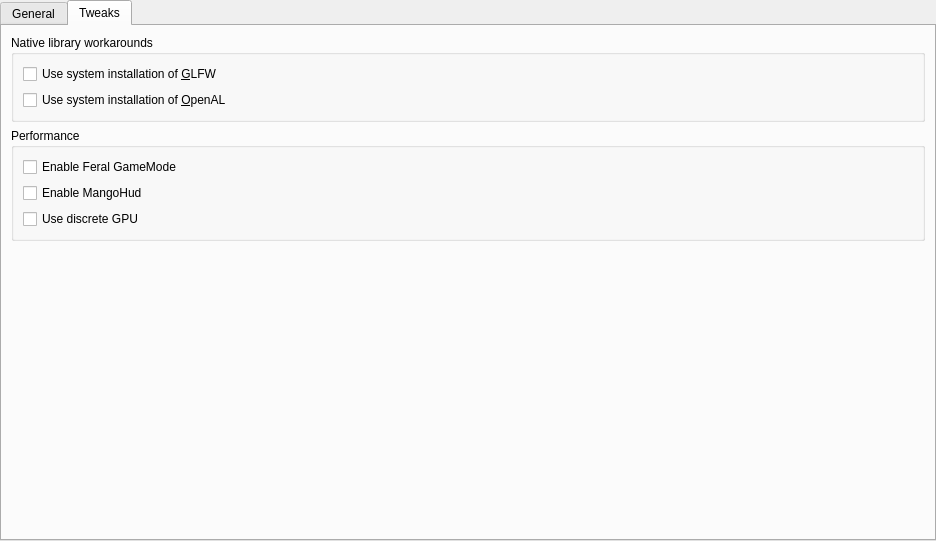
The window that launcher/ui/pages/global/MinecraftPage.ui (FreesmTeam/FreesmLauncher) describes before a commit, drawn with Qt 5.
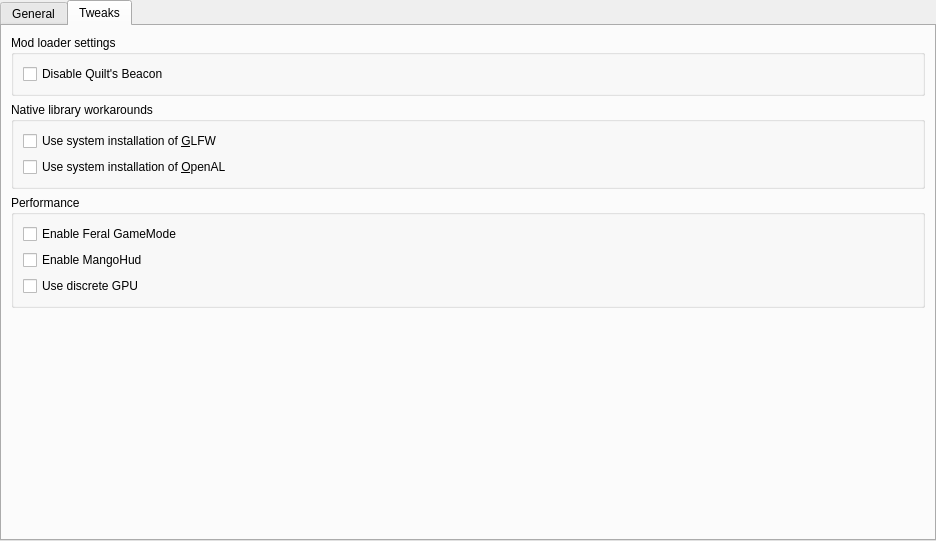
The same window after the commit. The open tabs and pages were chosen to show the change.

Commit message: feat: add toggle for quilt beacon

```diff
--- a/launcher/ui/pages/global/MinecraftPage.ui
+++ b/launcher/ui/pages/global/MinecraftPage.ui
@@ -190,6 +190,22 @@
        <string>Tweaks</string>
       </attribute>
       <layout class="QVBoxLayout" name="verticalLayout_12">
+       <item>
+        <widget class="QGroupBox" name="modLoaderSettingsGroupBox">
+         <property name="title">
+          <string>Mod loader settings</string>
+         </property>
+         <layout class="QVBoxLayout" name="verticalLayout_13">
+          <item>
+           <widget class="QCheckBox" name="disableQuiltBeaconCheckBox">
+            <property name="text">
+             <string>Disable Quilt's Beacon</string>
+            </property>
+           </widget>
+          </item>
+         </layout>
+        </widget>
+       </item>
        <item>
         <widget class="QGroupBox" name="nativeLibWorkaroundGroupBox">
          <property name="title">
```
The commit also changes 5 other files.
